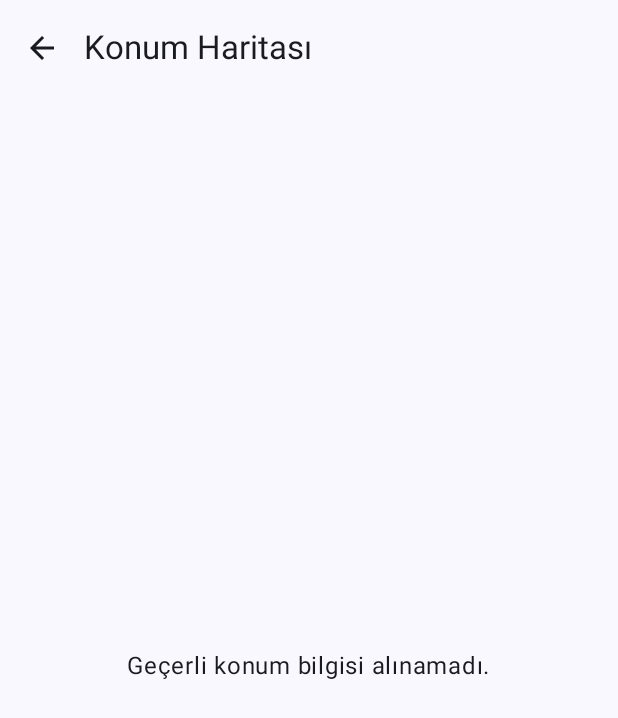
After one commit to Can-Usta/TravelTurkey, an Android app built with Jetpack Compose: the composable LocationMapScreen called with empty values, on a phone screen of 412 x 824 dp. The commit adds this screen. Shown: the top 718 px of the screen. Run offline under Robolectric (Android 15) with nearby library versions, the light colour scheme and no system bars.

Commit message:
LocationMap Screen completed.

```diff
--- a/app/src/main/AndroidManifest.xml
+++ b/app/src/main/AndroidManifest.xml
@@ -14,6 +14,9 @@
         android:supportsRtl="true"
         android:theme="@style/Theme.TravelTurkey"
         tools:targetApi="31">
+        <meta-data
+            android:name="com.google.android.geo.API_KEY"
+            android:value="${GOOGLE_MAPS_API_KEY}" />
         <activity
             android:name=".MainActivity"
             android:exported="true"
--- a/app/src/main/java/com/canusta/travelturkey/ui/home/HomeScreen.kt
+++ b/app/src/main/java/com/canusta/travelturkey/ui/home/HomeScreen.kt
@@ -73,7 +73,6 @@ fun HomeScreen(viewModel: HomeViewModel = hiltViewModel(), navController: NavCon
             }
         }
 
-        // 🔥 Hatalıysak burada dialog'u göster
         if (!errorMessage.isNullOrEmpty()) {
             CustomErrorDialog(
                 message = errorMessage!!,
--- /dev/null
+++ b/app/src/main/java/com/canusta/travelturkey/ui/locationmap/LocationMapScreen.kt
@@ -0,0 +1,84 @@
+package com.canusta.travelturkey.ui.locationmap
+
+import androidx.compose.foundation.layout.Box
+import androidx.compose.foundation.layout.fillMaxSize
+import androidx.compose.foundation.layout.padding
+import androidx.compose.material.icons.Icons
+import androidx.compose.material.icons.filled.ArrowBack
+import androidx.compose.material3.ExperimentalMaterial3Api
+import androidx.compose.material3.Icon
+import androidx.compose.material3.IconButton
+import androidx.compose.material3.Scaffold
+import androidx.compose.material3.Text
+import androidx.compose.material3.TopAppBar
+import androidx.compose.runtime.Composable
+import androidx.compose.runtime.LaunchedEffect
+import androidx.compose.runtime.remember
+import androidx.compose.ui.Alignment
+import androidx.compose.ui.Modifier
+import androidx.navigation.NavController
+import com.google.android.gms.maps.model.CameraPosition
+import com.google.android.gms.maps.model.LatLng
+import com.google.maps.android.compose.GoogleMap
+import com.google.maps.android.compose.Marker
+import com.google.maps.android.compose.rememberCameraPositionState
+import com.google.maps.android.compose.rememberMarkerState
+
+@OptIn(ExperimentalMaterial3Api::class)
+@Composable
+fun LocationMapScreen(
+    navController: NavController,
+    lat: Float?,
+    lng: Float?
+) {
+    val coordinates = remember(lat, lng) {
+        if (lat != null && lng != null) LatLng(lat.toDouble(), lng.toDouble()) else null
+    }
+
+    val cameraPositionState = rememberCameraPositionState()
+
+    LaunchedEffect(coordinates) {
+        coordinates?.let {
+            cameraPositionState.position = CameraPosition.fromLatLngZoom(it, 15f)
+        }
+    }
+
+    Scaffold(
+        topBar = {
+            TopAppBar(
+                title = { Text("Konum Haritası") },
+                navigationIcon = {
+                    IconButton(onClick = { navController.popBackStack() }) {
+                        Icon(Icons.Default.ArrowBack, contentDescription = "Geri")
+                    }
+                }
+            )
+        }
+    ) { innerPadding ->
+        if (coordinates != null) {
+            val markerState = rememberMarkerState(position = coordinates)
+
+            GoogleMap(
+                modifier = Modifier
+                    .fillMaxSize()
+                    .padding(innerPadding),
+                cameraPositionState = cameraPositionState
+            ) {
+                Marker(
+                    state = markerState,
+                    title = "Ziyaret Noktası",
+                    snippet = "Buradasınız"
+                )
+            }
+        } else {
+            Box(
+                modifier = Modifier
+                    .fillMaxSize()
+                    .padding(innerPadding),
+                contentAlignment = Alignment.Center
+            ) {
+                Text("Geçerli konum bilgisi alınamadı.")
+            }
+        }
+    }
+}
--- a/app/src/main/java/com/canusta/travelturkey/ui/navigation/NavRoot.kt
+++ b/app/src/main/java/com/canusta/travelturkey/ui/navigation/NavRoot.kt
@@ -6,5 +6,5 @@ enum class NavRoot(val route: String) {
     LOCATION_DETAIL("location_detail/{locationId}"),
     FAVORITE("favorite"),
     CITY_MAP("city_map"),
-    LOCATION_MAP("location_map")
+    LOCATION_MAP("location_map/{lat}/{lng}")
 }
--- a/gradle/libs.versions.toml
+++ b/gradle/libs.versions.toml
@@ -13,6 +13,8 @@ kotlinxSerializationJson = "1.6.3"
 lifecycleRuntimeKtx = "2.8.7"
 activityCompose = "1.10.1"
 composeBom = "2025.03.01"
+mapsCompose = "6.4.1"
+mapsComposeUtils = "6.4.1"
 navigationCompose = "2.8.9"
 retrofit = "2.11.0"
 roomCompiler = "2.6.1"
@@ -47,6 +49,8 @@ androidx-ui-test-manifest = { group = "androidx.compose.ui", name = "ui-test-man
 androidx-ui-test-junit4 = { group = "androidx.compose.ui", name = "ui-test-junit4" }
 androidx-material3 = { group = "androidx.compose.material3", name = "material3" }
 kotlinx-serialization-json = { module = "org.jetbrains.kotlinx:kotlinx-serialization-json", version.ref = "kotlinxSerializationJson" }
+maps-compose-utils = { module = "com.google.maps.android:maps-compose-utils", version.ref = "mapsComposeUtils" }
+maps-compose = { module = "com.google.maps.android:maps-compose", version.ref = "mapsCompose" }
 retrofit = { module = "com.squareup.retrofit2:retrofit", version.ref = "retrofit" }
 coil-compose = { module = "io.coil-kt:coil-compose", version.ref = "coilCompose" }
 okhttp = { module = "com.squareup.okhttp3:okhttp", version.ref = "okhttp" }
```
Also changed, not shown: app/build.gradle.kts (+13 -0 lines), app/src/main/java/com/canusta/travelturkey/ui/locationdetail/LocationDetailScreen.kt (+6 -3 lines), app/src/main/java/com/canusta/travelturkey/ui/navigation/TravelTurkeyNavGraph.kt (+15 -1 lines).
